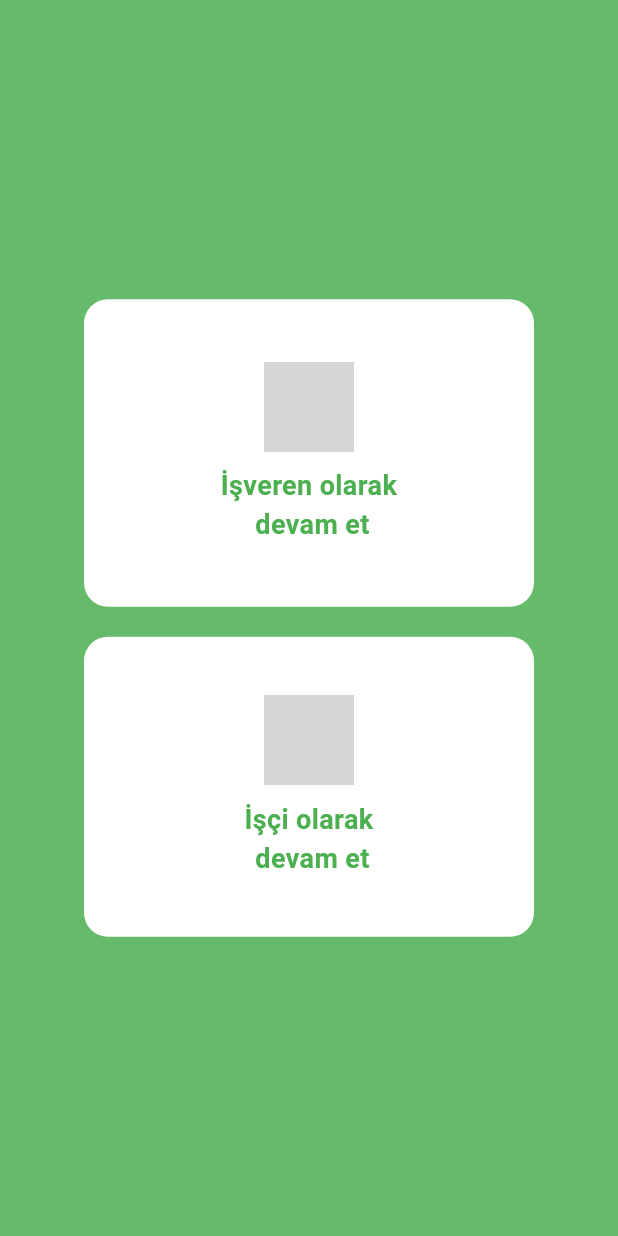
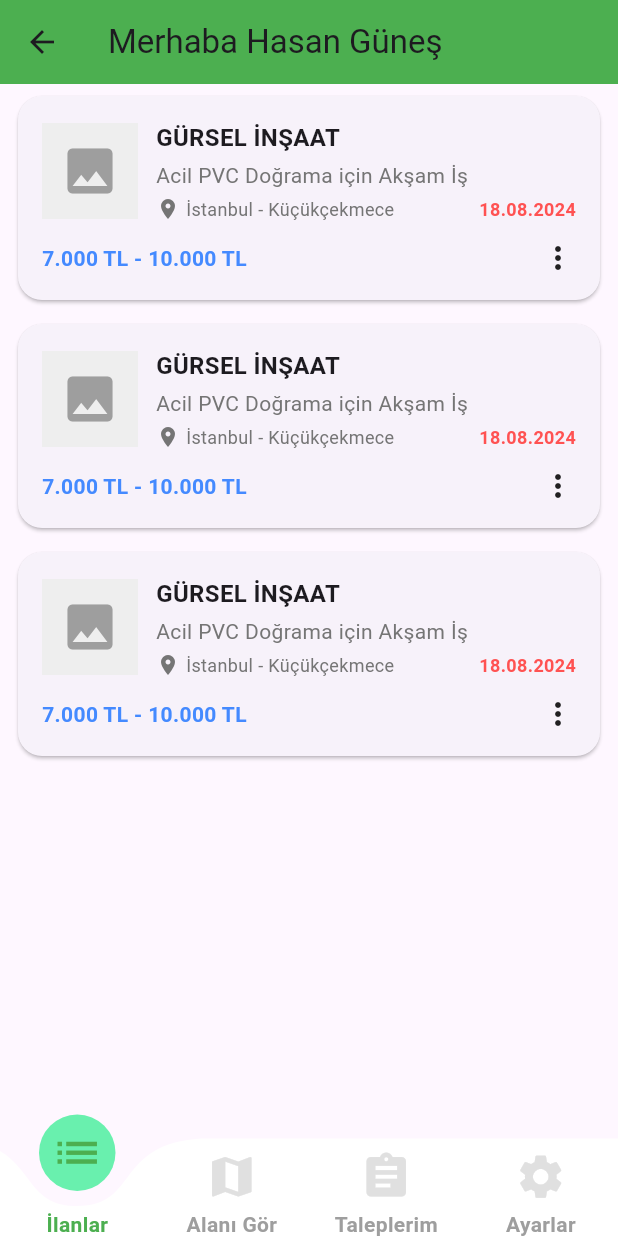
Before and after one commit to mehmeteminnnn/is_bulur, a Flutter app: the RoleSelectionPage screen opened directly, after a tap on an icon or button, on a phone screen of 412 x 824 dp. Run offline on Flutter 3.47's test engine with Material 3 defaults, Android fonts, the phone set to English and light mode, and no system bars; drawn by our look-alikes of auto_size_text, curved_labeled_navigation_bar; our stand-ins replace firebase_auth, firebase_core, font_awesome_flutter, pin_code_fields; accounts and stored records are empty; network calls fail; grey boxes are pictures that could not be loaded.

Commit message:
navbar eklendi

```diff
--- a/lib/giris_ekrani.dart
+++ b/lib/giris_ekrani.dart
@@ -1,5 +1,5 @@
 import 'package:flutter/material.dart';
-
+import 'package:isci/giris_yap.dart';
 
 class RegisterPage extends StatefulWidget {
   @override
@@ -166,6 +166,8 @@ class _RegisterPageState extends State<RegisterPage> {
             ),
             TextButton(
               onPressed: () {
+                Navigator.push(context,
+                    MaterialPageRoute(builder: (context) => LoginPage()));
                 // Giriş Yap butonuna basılınca yapılacaklar
               },
               child: Text('Giriş Yap'),
--- /dev/null
+++ b/lib/ilanlar.dart
@@ -0,0 +1,120 @@
+import 'package:flutter/material.dart';
+import 'package:auto_size_text/auto_size_text.dart';
+import 'package:isci/navbarlar/isci_navbar.dart';
+
+class IlanlarPage extends StatelessWidget {
+  final String location = 'İstanbul - Küçükçekmece';
+  final String date = '18.08.2024';
+
+  @override
+  Widget build(BuildContext context) {
+    return Scaffold(
+      appBar: AppBar(
+        title: Text('Merhaba Hasan Güneş'),
+        backgroundColor: Colors.green,
+      ),
+      body: ListView(
+        children: [
+          ilanCard(),
+          ilanCard(),
+          ilanCard(),
+        ],
+      ),
+      //bottomNavigationBar: WorkerNavBar(),
+      // bottomNavigationBar'ı buradan kaldırıyoruz
+    );
+  }
+
+  Widget ilanCard() {
+    return Card(
+      margin: EdgeInsets.symmetric(horizontal: 12, vertical: 8),
+      shape: RoundedRectangleBorder(borderRadius: BorderRadius.circular(16)),
+      child: Padding(
+        padding: EdgeInsets.all(16),
+        child: Column(
+          crossAxisAlignment: CrossAxisAlignment.start,
+          children: [
+            Row(
+              children: [
+                Container(
+                  width: 64,
+                  height: 64,
+                  color: Colors.grey.shade200,
+                  child: Icon(Icons.image, size: 40, color: Colors.grey),
+                ),
+                SizedBox(width: 12),
+                Expanded(
+                  child: Column(
+                    crossAxisAlignment: CrossAxisAlignment.start,
+                    children: [
+                      Text(
+                        "GÜRSEL İNŞAAT",
+                        style: TextStyle(
+                          fontWeight: FontWeight.bold,
+                          fontSize: 16,
+                        ),
+                      ),
+                      SizedBox(height: 4),
+                      Text(
+                        "Acil PVC Doğrama için Akşam İş",
+                        style: TextStyle(
+                          fontSize: 14,
+                          color: Colors.grey.shade600,
+                        ),
+                      ),
+                      SizedBox(height: 4),
+                      Row(
+                        children: [
+                          Icon(Icons.location_on,
+                              color: Colors.grey.shade600, size: 16),
+                          SizedBox(width: 4),
+                          Expanded(
+                            child: AutoSizeText(
+                              location,
+                              style: TextStyle(
+                                  fontSize: 12, color: Colors.grey.shade600),
+                              maxLines: 1,
+                              minFontSize: 8,
+                              overflow: TextOverflow.ellipsis,
+                            ),
+                          ),
+                          SizedBox(width: 12),
+                          AutoSizeText(
+                            date,
+                            style: TextStyle(
+                              fontSize: 12,
+                              color: Colors.redAccent,
+                              fontWeight: FontWeight.bold,
+                            ),
+                            maxLines: 1,
+                            minFontSize: 8,
+                            overflow: TextOverflow.ellipsis,
+                          ),
+                        ],
+                      ),
+                    ],
+                  ),
+                ),
+              ],
+            ),
+            SizedBox(height: 12),
+            Row(
+              mainAxisAlignment: MainAxisAlignment.spaceBetween,
+              children: [
+                Text(
+                  '7.000 TL - 10.000 TL',
+                  style: TextStyle(
+                    color: Colors.blueAccent,
+                    fontWeight: FontWeight.bold,
+                    fontSize: 14,
+                  ),
+                ),
+                Icon(Icons.more_vert),
+              ],
+            ),
+          ],
+        ),
+      ),
+    );
+  }
+}
--- a/lib/main.dart
+++ b/lib/main.dart
@@ -3,6 +3,7 @@ import 'package:flutter/material.dart';
 import 'package:firebase_auth/firebase_auth.dart'; // Firebase Auth paketi
 import 'package:isci/firebase_options.dart';
 import 'package:isci/giris_ekrani.dart';
+import 'package:isci/isci_paneli.dart';
 import 'giris_yap.dart'; // Giriş Yap Sayfası
 
 void main() async {
@@ -38,7 +39,7 @@ class _MyAppState extends State<MyApp> {
     return MaterialApp(
       debugShowCheckedModeBanner: false,
       home: _user != null
-          ? LoginPage()
+          ? GetStartedPage()
           : WelcomePage(), // Kullanıcı varsa ana sayfaya yönlendir
     );
   }
@@ -85,7 +86,7 @@ class WelcomePage extends StatelessWidget {
                   context,
                   MaterialPageRoute(
                       builder: (context) =>
-                          RegisterPage()), // Kullanıcıyı giriş sayfasına yönlendir
+                          GetStartedPage()), // Kullanıcıyı giriş sayfasına yönlendir
                 );
               },
               child: Text('Atla'),
--- /dev/null
+++ b/lib/navbarlar/isci_navbar.dart
@@ -0,0 +1,89 @@
+import 'package:flutter/material.dart';
+import 'package:curved_labeled_navigation_bar/curved_navigation_bar_item.dart';
+import 'package:curved_labeled_navigation_bar/curved_navigation_bar.dart';
+import 'package:isci/ilanlar.dart';
+import 'package:isci/isci_ayarlar.dart';
+import 'package:isci/isci_profil.dart';
+
+class WorkerNavBar extends StatefulWidget {
+  @override
+  _WorkerNavBarState createState() => _WorkerNavBarState();
+}
+
+class _WorkerNavBarState extends State<WorkerNavBar> {
+  int _currentIndex = 0;
+
+  final List<Widget> _pages = [
+    IlanlarPage(), // İlanlar sayfası
+    Center(child: Text('Alanı Gör')),
+    Center(child: Text('Taleplerim')),
+    SettingsPage(), // Ayarlar sayfası
+  ];
+
+  @override
+  Widget build(BuildContext context) {
+    return Scaffold(
+      body: _pages[_currentIndex], // Current page displayed
+      bottomNavigationBar: CurvedNavigationBar(
+        backgroundColor: Colors.transparent, // Transparan arka plan
+        color: Colors.white,
+        buttonBackgroundColor: Colors.greenAccent,
+        height: 65,
+        animationDuration: Duration(milliseconds: 500),
+        animationCurve: Curves.easeInOut,
+        items: <CurvedNavigationBarItem>[
+          CurvedNavigationBarItem(
+            child: Icon(Icons.list,
+                size: 35,
+                color: _currentIndex == 0 ? Colors.green : Colors.grey[300]),
+            label: 'İlanlar',
+            labelStyle: TextStyle(
+              fontSize: 14,
+              color: _currentIndex == 0 ? Colors.green : Colors.grey,
+              fontWeight: FontWeight.bold,
+            ),
+          ),
+          CurvedNavigationBarItem(
+            child: Icon(Icons.map,
+                size: 35,
+                color: _currentIndex == 1 ? Colors.green : Colors.grey[300]),
+            label: 'Alanı Gör',
+            labelStyle: TextStyle(
+              fontSize: 14,
+              color: _currentIndex == 1 ? Colors.green : Colors.grey,
+              fontWeight: FontWeight.bold,
+            ),
+          ),
+          CurvedNavigationBarItem(
+            child: Icon(Icons.assignment,
+                size: 35,
+                color: _currentIndex == 2 ? Colors.green : Colors.grey[300]),
+            label: 'Taleplerim',
+            labelStyle: TextStyle(
+              fontSize: 14,
+              color: _currentIndex == 2 ? Colors.green : Colors.grey,
+              fontWeight: FontWeight.bold,
+            ),
+          ),
+          CurvedNavigationBarItem(
+            child: Icon(Icons.settings,
+                size: 35,
+                color: _currentIndex == 3 ? Colors.green : Colors.grey[300]),
+            label: 'Ayarlar',
+            labelStyle: TextStyle(
+              fontSize: 14,
+              color: _currentIndex == 3 ? Colors.green : Colors.grey,
+              fontWeight: FontWeight.bold,
+            ),
+          ),
+        ],
+        index: _currentIndex,
+        onTap: (index) {
+          setState(() {
+            _currentIndex = index; // Mevcut indeksi güncelle
+          });
+        },
+      ),
+    );
+  }
+}
--- a/lib/secim_ekrani.dart
+++ b/lib/secim_ekrani.dart
@@ -1,4 +1,7 @@
 import 'package:flutter/material.dart';
+import 'package:isci/ilanlar.dart';
+import 'package:isci/ilanlarim.dart';
+import 'package:isci/navbarlar/isci_navbar.dart';
 
 void main() {
   runApp(MyApp());
@@ -70,8 +73,11 @@ class RoleSelectionPage extends StatelessWidget {
                 // İşçi Olarak Devam Et Kartı
                 GestureDetector(
                   onTap: () {
-                    // İşçi olarak devam et'e basıldığında yapılacaklar
+                    Navigator.push(context,
+                        MaterialPageRoute(builder: (context) => WorkerNavBar()));
                   },
+                  // İşçi olarak devam et'e basıldığında yapılacaklar
+
                   child: SizedBox(
                     width: 300, // Sabit genişlik
                     height: 200, // Sabit yükseklik
--- a/pubspec.yaml
+++ b/pubspec.yaml
@@ -39,6 +39,9 @@ dependencies:
   shared_preferences: ^2.3.2
   firebase_auth: ^5.3.1
   firebase_core: ^3.6.0
+  auto_size_text: ^3.0.0
+  bottom_navy_bar: ^6.1.0
+  curved_labeled_navigation_bar: ^2.0.2
 
 dev_dependencies:
   flutter_test:
```
Also changed, not shown: lib/giris_yap.dart (+14 -2 lines), lib/isci_ayarlar.dart (+3 -40 lines), lib/isci_paneli.dart (+14 -1 lines), lib/isci_profil.dart (+0 -37 lines), pubspec.lock.
